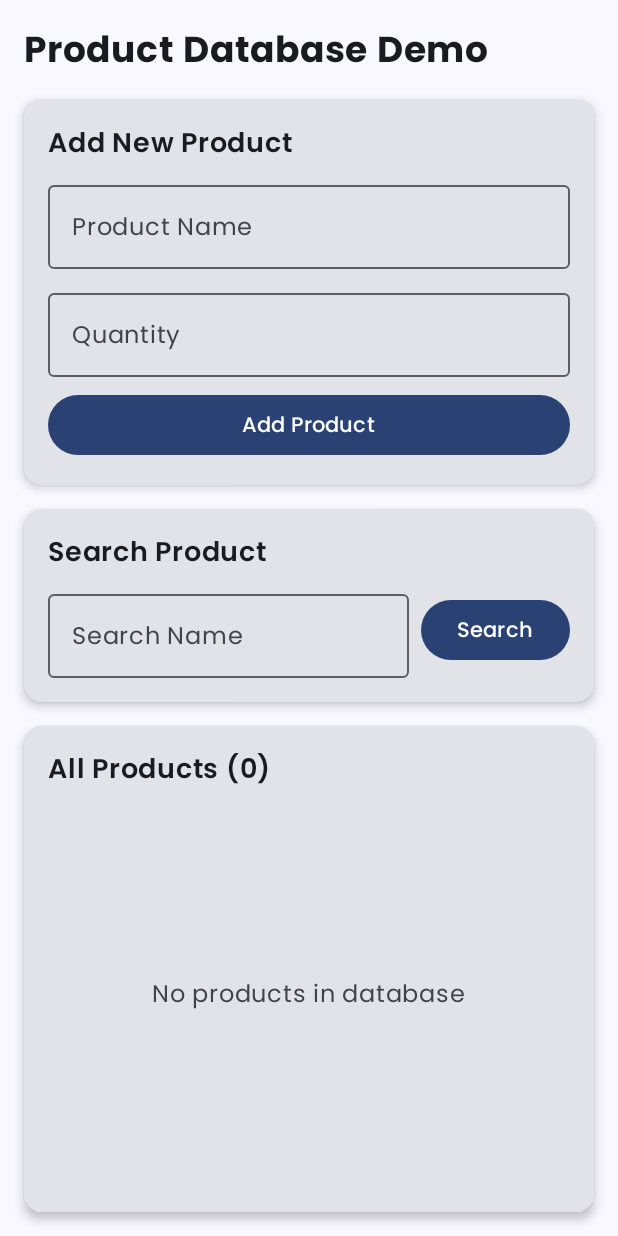
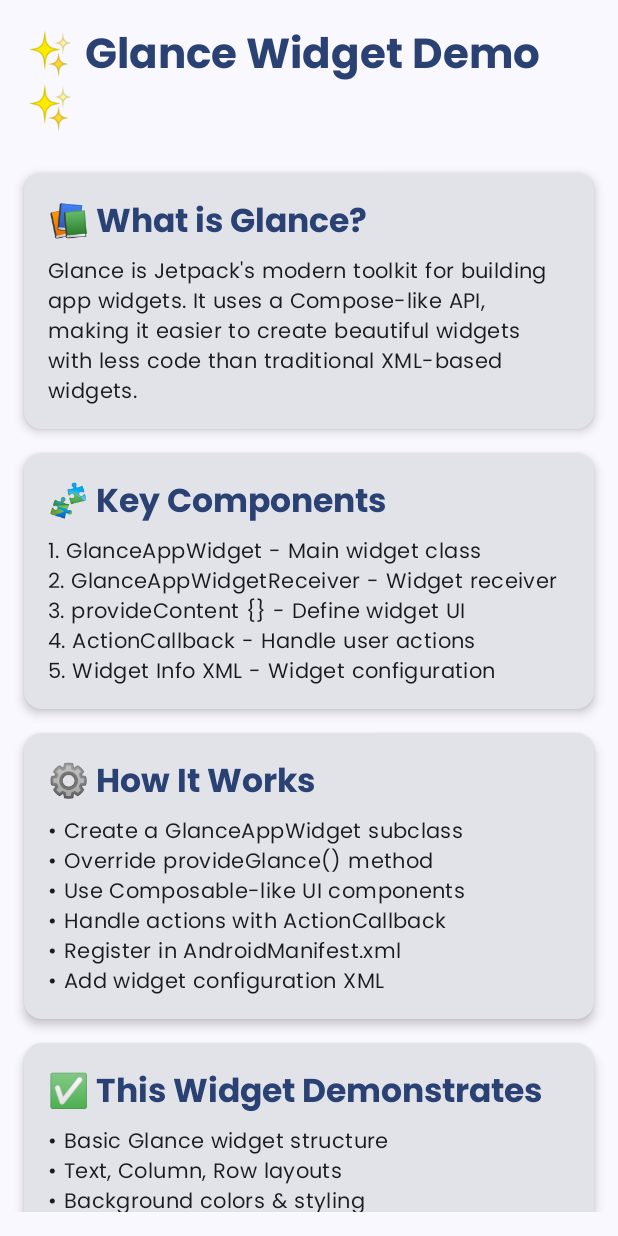
Before and after one commit to uxlabspk/compose_examples, an Android app built with Jetpack Compose: the screen it shows after launch (MainActivity), on a phone screen of 412 x 824 dp. Run offline under Robolectric (Android 15) with nearby library versions, the phone set to English and light mode, and no system bars.

Commit message:
feat: Add Glance motivational quote widget example

```diff
--- a/app/build.gradle.kts
+++ b/app/build.gradle.kts
@@ -65,6 +65,12 @@ dependencies {
     implementation(libs.androidx.compose.material3.window.size.class1)
     ksp(libs.androidx.room.compiler)
 
+    // Glance Widget dependencies
+    implementation("androidx.glance:glance:1.1.0")
+    implementation("androidx.glance:glance-appwidget:1.1.0")
+    implementation("androidx.glance:glance-material3:1.1.0")
+    implementation("androidx.work:work-runtime-ktx:2.9.1")
+
     testImplementation(libs.junit)
     androidTestImplementation(libs.androidx.junit)
     androidTestImplementation(libs.androidx.espresso.core)
--- a/app/src/main/java/com/codehuntspk/compose_examples/MainActivity.kt
+++ b/app/src/main/java/com/codehuntspk/compose_examples/MainActivity.kt
@@ -1,30 +1,27 @@
 package com.codehuntspk.compose_examples
 
-import android.annotation.SuppressLint
 import android.os.Bundle
 import androidx.activity.ComponentActivity
 import androidx.activity.compose.setContent
 import androidx.activity.enableEdgeToEdge
-import androidx.compose.foundation.layout.Column
+import androidx.compose.foundation.layout.Box
 import androidx.compose.foundation.layout.fillMaxSize
 import androidx.compose.foundation.layout.padding
 import androidx.compose.material3.Scaffold
 import androidx.compose.ui.Modifier
-import com.codehuntspk.compose_examples.ui.screens.ProductDatabaseScreen
 import com.codehuntspk.compose_examples.ui.theme.Compose_examplesTheme
+import com.codehuntspk.compose_examples.widget.GlanceWidgetDemoScreen
 
 class MainActivity : ComponentActivity() {
-    @SuppressLint("UnusedMaterial3ScaffoldPaddingParameter")
     override fun onCreate(savedInstanceState: Bundle?) {
         super.onCreate(savedInstanceState)
         enableEdgeToEdge()
         setContent {
             Compose_examplesTheme {
-                Scaffold(modifier = Modifier.fillMaxSize()) { innerPadding ->
-                    Column(
-                        modifier = Modifier.padding(innerPadding)
-                    ) {
-                        ProductDatabaseScreen()
+                Scaffold(modifier = Modifier.fillMaxSize()) { paddingValues ->
+                    Box(modifier = Modifier.padding(paddingValues)) {
+                        // Display the Glance Widget Demo Screen
+                        GlanceWidgetDemoScreen()
                     }
                 }
             }
--- /dev/null
+++ b/app/src/main/java/com/codehuntspk/compose_examples/widget/GlanceWidgetDemoScreen.kt
@@ -0,0 +1,172 @@
+package com.codehuntspk.compose_examples.widget
+
+import android.appwidget.AppWidgetManager
+import android.content.ComponentName
+import android.content.Context
+import android.os.Build
+import androidx.compose.foundation.background
+import androidx.compose.foundation.layout.Arrangement
+import androidx.compose.foundation.layout.Column
+import androidx.compose.foundation.layout.Spacer
+import androidx.compose.foundation.layout.fillMaxSize
+import androidx.compose.foundation.layout.fillMaxWidth
+import androidx.compose.foundation.layout.height
+import androidx.compose.foundation.layout.padding
+import androidx.compose.foundation.rememberScrollState
+import androidx.compose.foundation.shape.RoundedCornerShape
+import androidx.compose.foundation.verticalScroll
+import androidx.compose.material3.Button
+import androidx.compose.material3.Card
+import androidx.compose.material3.CardDefaults
+import androidx.compose.material3.MaterialTheme
+import androidx.compose.material3.Text
+import androidx.compose.runtime.Composable
+import androidx.compose.ui.Alignment
+import androidx.compose.ui.Modifier
+import androidx.compose.ui.platform.LocalContext
+import androidx.compose.ui.text.font.FontWeight
+import androidx.compose.ui.unit.dp
+
+/**
+ * Demo screen to explain the Glance widget to students
+ */
+@Composable
+fun GlanceWidgetDemoScreen() {
+    val context = LocalContext.current
+    val scrollState = rememberScrollState()
+
+    Column(
+        modifier = Modifier
+            .fillMaxSize()
+            .background(MaterialTheme.colorScheme.background)
+            .padding(16.dp)
+            .verticalScroll(scrollState),
+        horizontalAlignment = Alignment.CenterHorizontally,
+        verticalArrangement = Arrangement.Top
+    ) {
+        Text(
+            text = "✨ Glance Widget Demo ✨",
+            style = MaterialTheme.typography.headlineMedium,
+            fontWeight = FontWeight.Bold,
+            color = MaterialTheme.colorScheme.primary
+        )
+
+        Spacer(modifier = Modifier.height(24.dp))
+
+        // What is Glance?
+        InfoCard(
+            title = "📚 What is Glance?",
+            content = "Glance is Jetpack's modern toolkit for building app widgets. It uses a Compose-like API, making it easier to create beautiful widgets with less code than traditional XML-based widgets."
+        )
+
+        Spacer(modifier = Modifier.height(16.dp))
+
+        // Widget Components
+        InfoCard(
+            title = "🧩 Key Components",
+            content = """
+                1. GlanceAppWidget - Main widget class
+                2. GlanceAppWidgetReceiver - Widget receiver
+                3. provideContent {} - Define widget UI
+                4. ActionCallback - Handle user actions
+                5. Widget Info XML - Widget configuration
+            """.trimIndent()
+        )
+
+        Spacer(modifier = Modifier.height(16.dp))
+
+        // How it works
+        InfoCard(
+            title = "⚙️ How It Works",
+            content = """
+                • Create a GlanceAppWidget subclass
+                • Override provideGlance() method
+                • Use Composable-like UI components
+                • Handle actions with ActionCallback
+                • Register in AndroidManifest.xml
+                • Add widget configuration XML
+            """.trimIndent()
+        )
+
+        Spacer(modifier = Modifier.height(16.dp))
+
+        // Features of this widget
+        InfoCard(
+            title = "✅ This Widget Demonstrates",
+            content = """
+                • Basic Glance widget structure
+                • Text, Column, Row layouts
+                • Background colors & styling
+                • Click actions (refresh button)
+                • Random content generation
+                • Widget theming with GlanceTheme
+            """.trimIndent()
+        )
+
+        Spacer(modifier = Modifier.height(24.dp))
+
+        // Add widget button
+        Button(
+            onClick = { requestPinWidget(context) },
+            modifier = Modifier.fillMaxWidth(),
+            shape = RoundedCornerShape(12.dp)
+        ) {
+            Text(
+                text = "📌 Add Widget to Home Screen",
+                style = MaterialTheme.typography.titleMedium,
+                modifier = Modifier.padding(8.dp)
+            )
+        }
+
+        Spacer(modifier = Modifier.height(16.dp))
+
+        Text(
+            text = "Tip: Long-press on home screen → Widgets → Find 'Motivational Quote Widget'",
+            style = MaterialTheme.typography.bodySmall,
+            color = MaterialTheme.colorScheme.onSurfaceVariant,
+            modifier = Modifier.padding(horizontal = 16.dp)
+        )
+    }
+}
+
+@Composable
+private fun InfoCard(title: String, content: String) {
+    Card(
+        modifier = Modifier.fillMaxWidth(),
+        shape = RoundedCornerShape(12.dp),
+        elevation = CardDefaults.cardElevation(defaultElevation = 4.dp)
+    ) {
+        Column(
+            modifier = Modifier
+                .fillMaxWidth()
+                .padding(16.dp)
+        ) {
+            Text(
+                text = title,
+                style = MaterialTheme.typography.titleLarge,
+                fontWeight = FontWeight.Bold,
+                color = MaterialTheme.colorScheme.primary
+            )
+            Spacer(modifier = Modifier.height(8.dp))
+            Text(
+                text = content,
+                style = MaterialTheme.typography.bodyMedium,
+                color = MaterialTheme.colorScheme.onSurface
+            )
+        }
+    }
+}
+
+/**
+ * Request to pin widget to home screen (Android 8.0+)
+ */
+private fun requestPinWidget(context: Context) {
+    if (Build.VERSION.SDK_INT >= Build.VERSION_CODES.O) {
+        val appWidgetManager = AppWidgetManager.getInstance(context)
+        val myProvider = ComponentName(context, MotivationalQuoteWidgetReceiver::class.java)
+
+        if (appWidgetManager.isRequestPinAppWidgetSupported) {
+            appWidgetManager.requestPinAppWidget(myProvider, null, null)
+        }
+    }
+}
--- a/app/src/main/res/values/strings.xml
+++ b/app/src/main/res/values/strings.xml
@@ -1,3 +1,4 @@
 <resources>
     <string name="app_name">compose_examples</string>
+    <string name="widget_description">Get daily motivational quotes to inspire your day</string>
 </resources>
```
Also changed, not shown: app/src/main/AndroidManifest.xml (+13 -0 lines), app/src/main/java/com/codehuntspk/compose_examples/widget/MotivationalQuoteWidget.kt (added, +199 -0 lines), app/src/main/res/layout/glance_default_loading_layout.xml (added, +16 -0 lines), app/src/main/res/xml/motivational_quote_widget_info.xml (added, +12 -0 lines), gradle/libs.versions.toml (+7 -0 lines).
